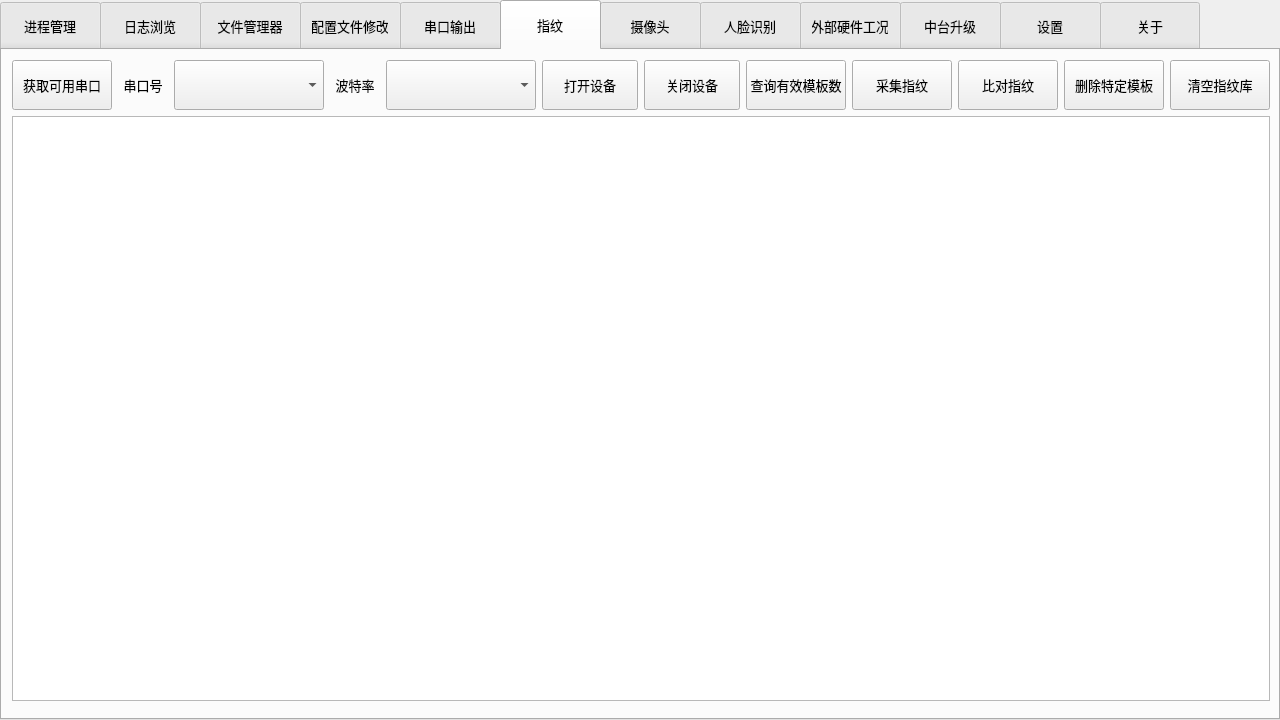
First picture: the form in midtool.ui, repository Nehcknarf/MidTool, before the edit.
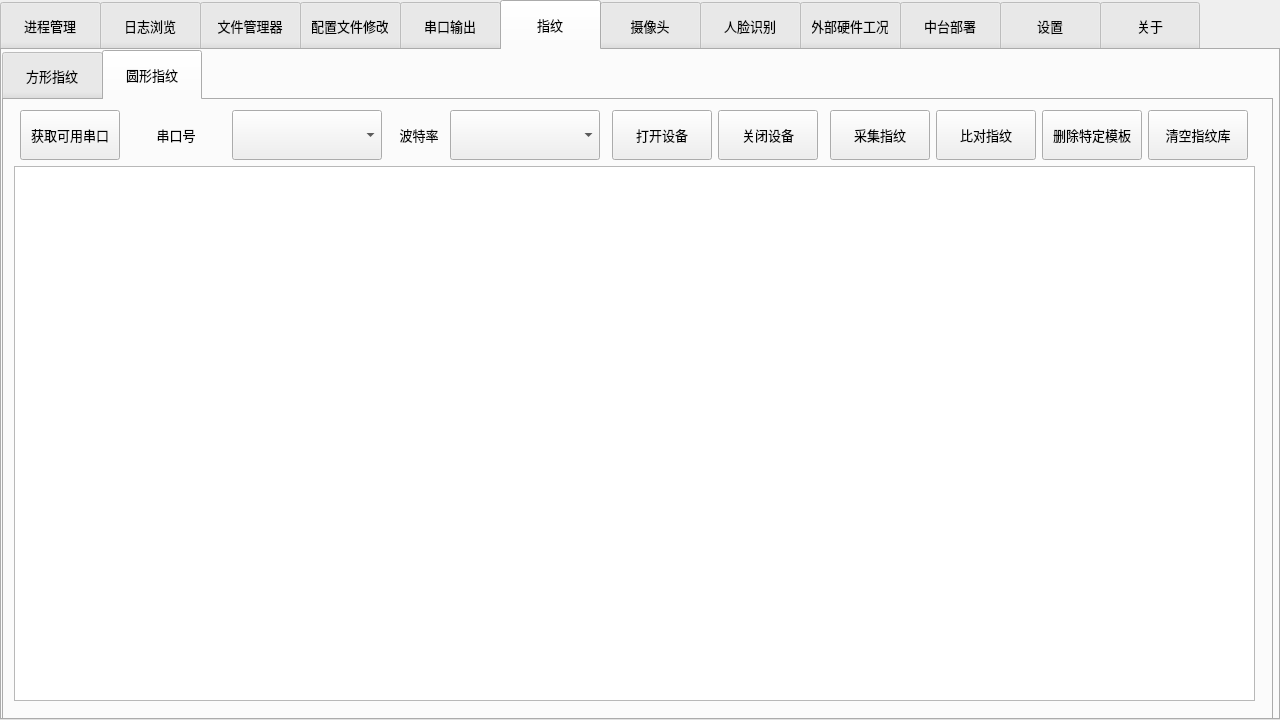
Second picture: the form after the edit. The open tabs and pages were chosen to show the change. Icons and pictures are not drawn.

```diff
--- a/midtool.ui
+++ b/midtool.ui
@@ -2457,13 +2457,34 @@
    <attribute name="title">
     <string>指纹</string>
    </attribute>
+   <widget class="QTabWidget" name="tabWidget_2">
+    <property name="geometry">
+     <rect>
+      <x>0</x>
+      <y>0</y>
+      <width>1271</width>
+      <height>671</height>
+     </rect>
+    </property>
+    <property name="font">
+     <font>
+      <pointsize>10</pointsize>
+     </font>
+    </property>
+    <property name="currentIndex">
+     <number>0</number>
+    </property>
+    <widget class="QWidget" name="tab_20">
+     <attribute name="title">
+      <string>方形指纹</string>
+     </attribute>
    <widget class="QWidget" name="layoutWidget">
     <property name="geometry">
      <rect>
       <x>10</x>
       <y>10</y>
-      <width>1258</width>
-      <height>641</height>
+        <width>1241</width>
+        <height>591</height>
      </rect>
     </property>
     <layout class="QVBoxLayout" name="verticalLayout_10">
@@ -2578,7 +2599,7 @@
           <widget class="QComboBox" name="comboBox_BaudRate">
            <property name="minimumSize">
             <size>
-             <width>150</width>
+               <width>100</width>
              <height>50</height>
             </size>
            </property>
@@ -2796,6 +2817,327 @@
     </layout>
    </widget>
   </widget>
+    <widget class="QWidget" name="tab_21">
+     <attribute name="title">
+      <string>圆形指纹</string>
+     </attribute>
+     <widget class="QWidget" name="layoutWidget_2">
+      <property name="geometry">
+       <rect>
+        <x>10</x>
+        <y>10</y>
+        <width>1241</width>
+        <height>591</height>
+       </rect>
+      </property>
+      <layout class="QVBoxLayout" name="verticalLayout_25">
+       <item>
+        <layout class="QHBoxLayout" name="horizontalLayout_51">
+         <item>
+          <layout class="QHBoxLayout" name="horizontalLayout_52">
+           <item>
+            <widget class="QPushButton" name="pushButton_refreshPort_3">
+             <property name="minimumSize">
+              <size>
+               <width>100</width>
+               <height>50</height>
+              </size>
+             </property>
+             <property name="maximumSize">
+              <size>
+               <width>100</width>
+               <height>16777215</height>
+              </size>
+             </property>
+             <property name="font">
+              <font>
+               <pointsize>10</pointsize>
+              </font>
+             </property>
+             <property name="text">
+              <string>获取可用串口</string>
+             </property>
+            </widget>
+           </item>
+           <item>
+            <widget class="QLabel" name="label_portname_3">
+             <property name="minimumSize">
+              <size>
+               <width>50</width>
+               <height>50</height>
+              </size>
+             </property>
+             <property name="maximumSize">
+              <size>
+               <width>100</width>
+               <height>16777215</height>
+              </size>
+             </property>
+             <property name="font">
+              <font>
+               <pointsize>10</pointsize>
+              </font>
+             </property>
+             <property name="text">
+              <string>串口号</string>
+             </property>
+             <property name="alignment">
+              <set>Qt::AlignCenter</set>
+             </property>
+            </widget>
+           </item>
+           <item>
+            <widget class="QComboBox" name="comboBox_portName_3">
+             <property name="minimumSize">
+              <size>
+               <width>150</width>
+               <height>50</height>
+              </size>
+             </property>
+             <property name="maximumSize">
+              <size>
+               <width>150</width>
+               <height>16777215</height>
+              </size>
+             </property>
+             <property name="font">
+              <font>
+               <pointsize>10</pointsize>
+              </font>
+             </property>
+            </widget>
+           </item>
+          </layout>
+         </item>
+         <item>
+          <layout class="QHBoxLayout" name="horizontalLayout_53">
+           <item>
+            <widget class="QLabel" name="label_baudrate_3">
+             <property name="minimumSize">
+              <size>
+               <width>50</width>
+               <height>50</height>
+              </size>
+             </property>
+             <property name="maximumSize">
+              <size>
+               <width>50</width>
+               <height>16777215</height>
+              </size>
+             </property>
+             <property name="font">
+              <font>
+               <pointsize>10</pointsize>
+              </font>
+             </property>
+             <property name="text">
+              <string>波特率</string>
+             </property>
+             <property name="alignment">
+              <set>Qt::AlignCenter</set>
+             </property>
+            </widget>
+           </item>
+           <item>
+            <widget class="QComboBox" name="comboBox_BaudRate_3">
+             <property name="minimumSize">
+              <size>
+               <width>100</width>
+               <height>50</height>
+              </size>
+             </property>
+             <property name="maximumSize">
+              <size>
+               <width>150</width>
+               <height>16777215</height>
+              </size>
+             </property>
+             <property name="font">
+              <font>
+               <pointsize>10</pointsize>
+              </font>
+             </property>
+             <property name="currentText">
+              <string/>
+             </property>
+             <property name="currentIndex">
+              <number>-1</number>
+             </property>
+            </widget>
+           </item>
+          </layout>
+         </item>
+         <item>
+          <layout class="QHBoxLayout" name="horizontalLayout_54">
+           <item>
+            <widget class="QPushButton" name="pushButton_openDevice_3">
+             <property name="minimumSize">
+              <size>
+               <width>80</width>
+               <height>50</height>
+              </size>
+             </property>
+             <property name="maximumSize">
+              <size>
+               <width>100</width>
+               <height>16777215</height>
+              </size>
+             </property>
+             <property name="font">
+              <font>
+               <pointsize>10</pointsize>
+              </font>
+             </property>
+             <property name="text">
+              <string>打开设备</string>
+             </property>
+            </widget>
+           </item>
+           <item>
+            <widget class="QPushButton" name="pushButton_closeDevice_3">
+             <property name="minimumSize">
+              <size>
+               <width>80</width>
+               <height>50</height>
+              </size>
+             </property>
+             <property name="maximumSize">
+              <size>
+               <width>100</width>
+               <height>16777215</height>
+              </size>
+             </property>
+             <property name="font">
+              <font>
+               <pointsize>10</pointsize>
+              </font>
+             </property>
+             <property name="text">
+              <string>关闭设备</string>
+             </property>
+            </widget>
+           </item>
+          </layout>
+         </item>
+         <item>
+          <layout class="QHBoxLayout" name="horizontalLayout_55">
+           <item>
+            <widget class="QPushButton" name="pushButton_getfingerprint_2">
+             <property name="minimumSize">
+              <size>
+               <width>100</width>
+               <height>50</height>
+              </size>
+             </property>
+             <property name="maximumSize">
+              <size>
+               <width>100</width>
+               <height>16777215</height>
+              </size>
+             </property>
+             <property name="font">
+              <font>
+               <pointsize>10</pointsize>
+              </font>
+             </property>
+             <property name="text">
+              <string>采集指纹</string>
+             </property>
+            </widget>
+           </item>
+           <item>
+            <widget class="QPushButton" name="pushButton_searchfp_2">
+             <property name="enabled">
+              <bool>true</bool>
+             </property>
+             <property name="minimumSize">
+              <size>
+               <width>100</width>
+               <height>50</height>
+              </size>
+             </property>
+             <property name="maximumSize">
+              <size>
+               <width>100</width>
+               <height>16777215</height>
+              </size>
+             </property>
+             <property name="font">
+              <font>
+               <pointsize>10</pointsize>
+              </font>
+             </property>
+             <property name="text">
+              <string>比对指纹</string>
+             </property>
+            </widget>
+           </item>
+           <item>
+            <widget class="QPushButton" name="pushButton_del_2">
+             <property name="minimumSize">
+              <size>
+               <width>100</width>
+               <height>50</height>
+              </size>
+             </property>
+             <property name="maximumSize">
+              <size>
+               <width>100</width>
+               <height>16777215</height>
+              </size>
+             </property>
+             <property name="font">
+              <font>
+               <pointsize>10</pointsize>
+              </font>
+             </property>
+             <property name="text">
+              <string>删除特定模板</string>
+             </property>
+            </widget>
+           </item>
+           <item>
+            <widget class="QPushButton" name="pushButton_empty_2">
+             <property name="minimumSize">
+              <size>
+               <width>100</width>
+               <height>50</height>
+              </size>
+             </property>
+             <property name="maximumSize">
+              <size>
+               <width>100</width>
+               <height>16777215</height>
+              </size>
+             </property>
+             <property name="font">
+              <font>
+               <pointsize>10</pointsize>
+              </font>
+             </property>
+             <property name="text">
+              <string>清空指纹库</string>
+             </property>
+            </widget>
+           </item>
+          </layout>
+         </item>
+        </layout>
+       </item>
+       <item>
+        <widget class="QTextBrowser" name="textBrowser_6">
+         <property name="font">
+          <font>
+           <pointsize>10</pointsize>
+          </font>
+         </property>
+        </widget>
+       </item>
+      </layout>
+     </widget>
+    </widget>
+   </widget>
+  </widget>
   <widget class="QWidget" name="tab_7">
    <attribute name="title">
     <string>摄像头</string>
@@ -3415,7 +3757,7 @@
   </widget>
   <widget class="QWidget" name="tab_15">
    <attribute name="title">
-    <string>中台升级</string>
+    <string>中台部署</string>
    </attribute>
    <widget class="QWidget" name="">
     <layout class="QHBoxLayout" name="horizontalLayout_47">
```
Left out of the diff: 336 changed lines with no effect on the pictures. Lines whose indentation alone changed are shown as unchanged.
